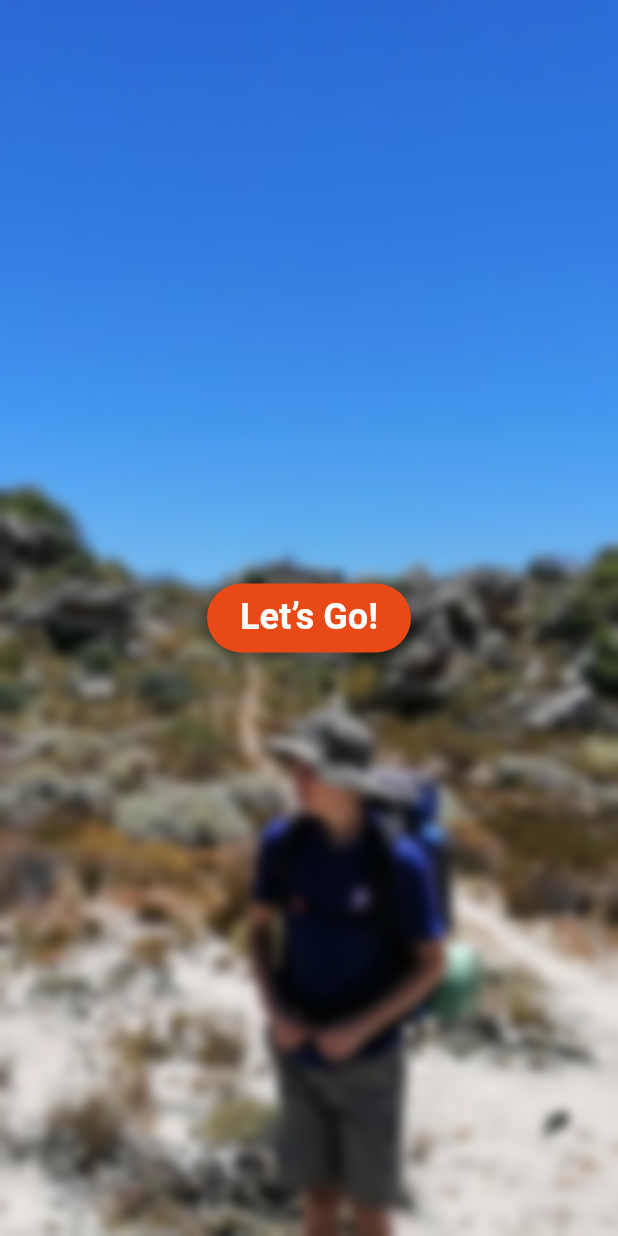
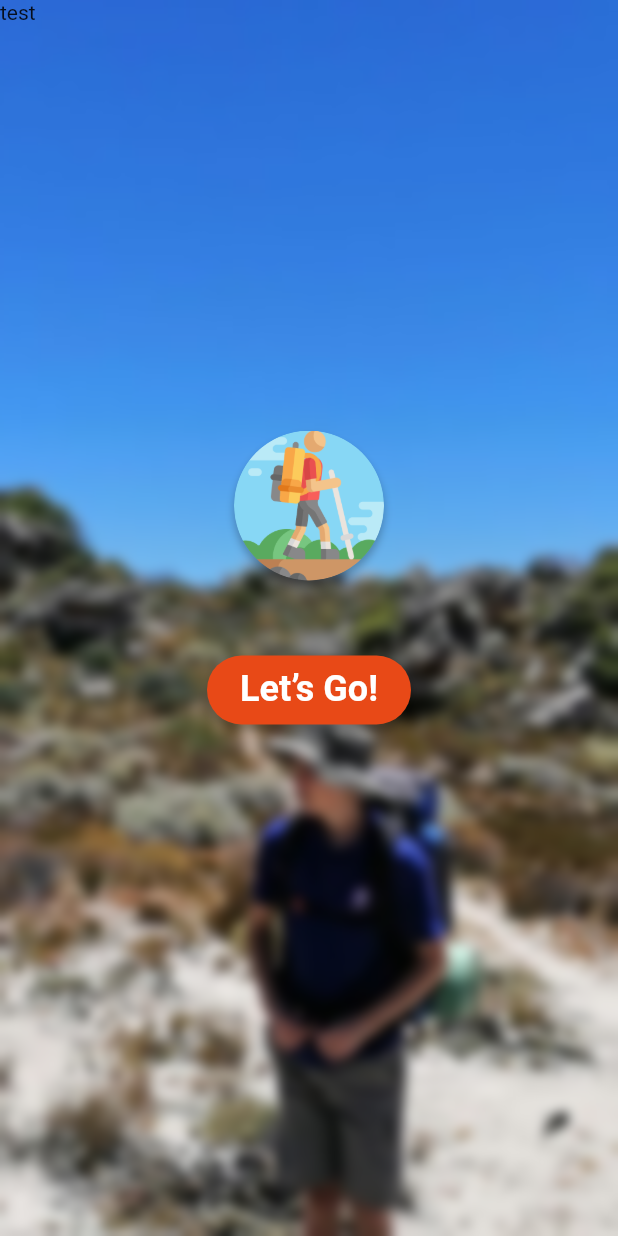
Before and after one commit to TrailBuddies/app, a Flutter app: the screen it shows after launch, on a phone screen of 412 x 824 dp. Run offline on Flutter 3.47's test engine with Material 2 defaults, Android fonts, the phone set to English and light mode, and no system bars; Roboto replaces fonts that are missing (Ruda).

Commit message:
landing page is done

```diff
--- a/lib/main.dart
+++ b/lib/main.dart
@@ -1,5 +1,7 @@
+import 'package:flutter/material.dart';
 import 'package:flutter/widgets.dart';
-import 'package:trail_buddies/pages/landing_page.dart';
+import './pages/landing.dart';
+import './pages/login.dart';
 
 void main() {
   runApp(const MyApp());
@@ -10,6 +12,12 @@ class MyApp extends StatelessWidget {
 
   @override
   Widget build(BuildContext context) {
-    return const LandingPage();
+    return MaterialApp(
+      initialRoute: '/',
+      routes: {
+        '/': (context) => const LandingPage(),
+        '/login': (context) => const LoginPage(),
+      },
+    );
   }
 }
--- /dev/null
+++ b/lib/pages/landing.dart
@@ -0,0 +1,22 @@
+import 'package:flutter/material.dart';
+import '../widgets/common/background_image.dart';
+import '../widgets/landing_page/welcome_group.dart';
+
+class LandingPage extends StatelessWidget {
+  const LandingPage({Key? key}) : super(key: key);
+
+  @override
+  Widget build(BuildContext context) {
+    return const Scaffold(
+      body: BackgroundImage(
+        children: [
+          WelcomeGroup(),
+          Hero(
+            tag: 'lets_go',
+            child: Text("test"),
+          ),
+        ],
+      ),
+    );
+  }
+}
--- a/lib/pages/landing_page.dart
+++ /dev/null
@@ -1,16 +0,0 @@
-import 'package:flutter/widgets.dart';
-import 'package:trail_buddies/widgets/common/background_image.dart';
-import 'package:trail_buddies/widgets/landing_page/lets_go_button.dart';
-
-class LandingPage extends StatelessWidget {
-  const LandingPage({Key? key}) : super(key: key);
-
-  @override
-  Widget build(BuildContext context) {
-    return const BackgroundImage(
-      children: [
-        LetsGoButton(center: true),
-      ],
-    );
-  }
-}
--- /dev/null
+++ b/lib/pages/login.dart
@@ -0,0 +1,19 @@
+import 'package:flutter/material.dart';
+
+class LoginPage extends StatelessWidget {
+  const LoginPage({Key? key}) : super(key: key);
+
+  @override
+  Widget build(BuildContext context) {
+    return Scaffold(
+      body: Hero(
+        tag: 'lets_go',
+        child: Container(
+          decoration: const BoxDecoration(
+            color: Color.fromRGBO(232, 73, 23, 1),
+          ),
+        ),
+      ),
+    );
+  }
+}
--- a/lib/widgets/common/background_image.dart
+++ b/lib/widgets/common/background_image.dart
@@ -9,8 +9,6 @@ class BackgroundImage extends StatelessWidget {
   @override
   Widget build(BuildContext context) {
     return Container(
-      width: 360,
-      height: 640,
       decoration: const BoxDecoration(
         image: DecorationImage(
           image: AssetImage('assets/images/background_image.png'),
--- a/lib/widgets/landing_page/lets_go_button.dart
+++ b/lib/widgets/landing_page/lets_go_button.dart
@@ -1,15 +1,12 @@
 import 'package:flutter/material.dart';
 
 class LetsGoButton extends StatelessWidget {
-  final bool center;
-
-  const LetsGoButton({Key? key, required this.center}) : super(key: key);
+  const LetsGoButton({Key? key}) : super(key: key);
 
   @override
   Widget build(BuildContext context) {
-    Widget button = SizedBox(
-      width: 136,
-      height: 46,
+    return InkWell(
+      onTap: () => Navigator.pushNamed(context, '/login'),
       child: Container(
         width: 136,
         height: 46,
@@ -46,7 +43,5 @@ class LetsGoButton extends StatelessWidget {
         ),
       ),
     );
-
-    return center ? Center(child: button) : button;
   }
 }
--- /dev/null
+++ b/lib/widgets/landing_page/logo.dart
@@ -0,0 +1,27 @@
+import 'package:flutter/widgets.dart';
+
+class Logo extends StatelessWidget {
+  const Logo({Key? key}) : super(key: key);
+
+  @override
+  Widget build(BuildContext context) {
+    return Container(
+      width: 100,
+      height: 100,
+      decoration: const BoxDecoration(
+        shape: BoxShape.circle,
+        boxShadow: [
+          BoxShadow(
+            color: Color.fromRGBO(0, 0, 0, 0.25),
+            offset: Offset(0, 4),
+            blurRadius: 4,
+          )
+        ],
+        image: DecorationImage(
+          image: AssetImage('assets/images/logo.png'),
+          fit: BoxFit.fitWidth,
+        ),
+      ),
+    );
+  }
+}
--- /dev/null
+++ b/lib/widgets/landing_page/welcome_group.dart
@@ -0,0 +1,34 @@
+import 'package:flutter/material.dart';
+
+import './lets_go_button.dart';
+import './logo.dart';
+
+class WelcomeGroup extends StatelessWidget {
+  const WelcomeGroup({Key? key}) : super(key: key);
+
+  @override
+  Widget build(BuildContext context) {
+    return Center(
+      child: SizedBox(
+        width: 136,
+        height: 250,
+        child: Stack(
+          alignment: Alignment.topCenter,
+          children: const [
+            Positioned(
+              top: 0,
+              child: Logo(),
+            ),
+            Positioned(
+              top: 150,
+              child: Hero(
+                child: LetsGoButton(),
+                tag: 'lets_go',
+              ),
+            ),
+          ],
+        ),
+      ),
+    );
+  }
+}
--- a/pubspec.yaml
+++ b/pubspec.yaml
@@ -60,6 +60,7 @@ flutter:
   # To add assets to your application, add an assets section, like this:
   assets:
     - assets/images/background_image.png
+    - assets/images/logo.png
 
   # An image asset can refer to one or more resolution-specific "variants", see
   # https://flutter.dev/assets-and-images/#resolution-aware.
```
Also changed, not shown: assets/images/logo.png (added).
